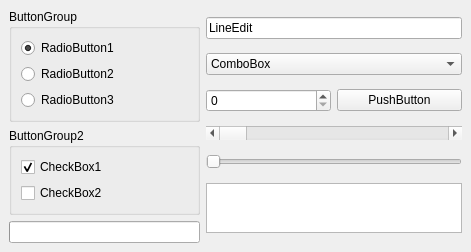
Above: src/designer/src/components/propertyeditor/previewwidget.ui from qt/qttools before the change. Below: the same form after it.
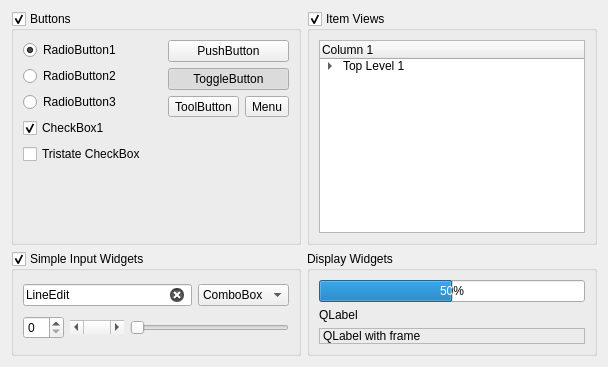
That is the form after the change.

Commit message:
Qt Designer/Palette Editor: Improve the Preview Widget
Add more widgets. Most importantly, add an item view with alternate
colors to be able to view selection colors.

The edit to the form file:
```diff
--- a/src/designer/src/components/propertyeditor/previewwidget.ui
+++ b/src/designer/src/components/propertyeditor/previewwidget.ui
@@ -27,19 +27,17 @@
 **
 *********************************************************************</comment>
  <class>qdesigner_internal::PreviewWidget</class>
- <widget class="QWidget" name="qdesigner_internal::PreviewWidget" >
-  <property name="geometry" >
+ <widget class="QWidget" name="qdesigner_internal::PreviewWidget">
+  <property name="geometry">
    <rect>
     <x>0</x>
     <y>0</y>
-    <width>471</width>
-    <height>251</height>
+    <width>608</width>
+    <height>367</height>
    </rect>
   </property>
-  <property name="sizePolicy" >
-   <sizepolicy>
-    <hsizetype>1</hsizetype>
-    <vsizetype>1</vsizetype>
+  <property name="sizePolicy">
+   <sizepolicy hsizetype="Minimum" vsizetype="Minimum">
     <horstretch>0</horstretch>
     <verstretch>0</verstretch>
    </sizepolicy>
@@ -47,171 +45,278 @@
   <property name="windowTitle" >
    <string extracomment="Palette Editor Preview Widget">Preview Window</string>
   </property>
-  <layout class="QGridLayout" >
-   <property name="margin" >
-    <number>9</number>
-   </property>
-   <property name="spacing" >
-    <number>6</number>
-   </property>
-   <item rowspan="3" row="0" column="1" >
-    <layout class="QVBoxLayout" >
-     <property name="margin" >
-      <number>0</number>
+  <layout class="QGridLayout" name="gridLayout">
+   <item row="0" column="0">
+    <widget class="QGroupBox" name="buttonGroup">
+     <property name="title">
+      <string extracomment="Palette Editor Preview Widget">Buttons</string>
      </property>
-     <property name="spacing" >
-      <number>6</number>
+     <property name="checkable">
+      <bool>true</bool>
      </property>
-     <item>
-      <widget class="QLineEdit" name="LineEdit1" >
-       <property name="text" >
-        <string extracomment="Palette Editor Preview Widget">LineEdit</string>
-       </property>
-      </widget>
-     </item>
-     <item>
-      <widget class="QComboBox" name="ComboBox1" >
-       <item>
-        <property name="text" >
-         <string extracomment="Palette Editor Preview Widget">ComboBox</string>
-        </property>
-       </item>
-      </widget>
-     </item>
-     <item>
-      <layout class="QHBoxLayout" >
-       <property name="margin" >
-        <number>0</number>
-       </property>
-       <property name="spacing" >
-        <number>6</number>
-       </property>
-       <item>
-        <widget class="QSpinBox" name="SpinBox1" />
-       </item>
-       <item>
-        <widget class="QPushButton" name="PushButton1" >
-         <property name="text" >
-          <string extracomment="Palette Editor Preview Widget">PushButton</string>
-         </property>
-        </widget>
-       </item>
-      </layout>
-     </item>
-     <item>
-      <widget class="QScrollBar" name="ScrollBar1" >
-       <property name="orientation" >
-        <enum>Qt::Horizontal</enum>
-       </property>
-      </widget>
-     </item>
-     <item>
-      <widget class="QSlider" name="Slider1" >
-       <property name="orientation" >
-        <enum>Qt::Horizontal</enum>
-       </property>
-      </widget>
-     </item>
-     <item>
-      <widget class="QListWidget" name="listWidget" >
-       <property name="maximumSize" >
-        <size>
-         <width>32767</width>
-         <height>50</height>
-        </size>
-       </property>
-      </widget>
-     </item>
-    </layout>
-   </item>
-   <item row="3" column="0" colspan="2" >
-    <spacer>
-     <property name="orientation" >
-      <enum>Qt::Vertical</enum>
-     </property>
-     <property name="sizeType" >
-      <enum>QSizePolicy::Expanding</enum>
-     </property>
-     <property name="sizeHint" >
-      <size>
-       <width>20</width>
-       <height>20</height>
-      </size>
-     </property>
-    </spacer>
-   </item>
-   <item row="2" column="0" >
-    <widget class="QProgressBar" name="ProgressBar1" >
-     <property name="orientation" >
-      <enum>Qt::Horizontal</enum>
-     </property>
+     <layout class="QHBoxLayout" name="horizontalLayout_2">
+      <item>
+       <layout class="QVBoxLayout" name="verticalLayout_2">
+        <item>
+         <widget class="QRadioButton" name="RadioButton1">
+          <property name="text">
+           <string extracomment="Palette Editor Preview Widget">RadioButton1</string>
+          </property>
+          <property name="checked">
+           <bool>true</bool>
+          </property>
+         </widget>
+        </item>
+        <item>
+         <widget class="QRadioButton" name="RadioButton2">
+          <property name="text">
+           <string extracomment="Palette Editor Preview Widget">RadioButton2</string>
+          </property>
+         </widget>
+        </item>
+        <item>
+         <widget class="QRadioButton" name="RadioButton3">
+          <property name="text">
+           <string extracomment="Palette Editor Preview Widget">RadioButton3</string>
+          </property>
+         </widget>
+        </item>
+        <item>
+         <widget class="QCheckBox" name="CheckBox1">
+          <property name="text">
+           <string extracomment="Palette Editor Preview Widget">CheckBox1</string>
+          </property>
+          <property name="checked">
+           <bool>true</bool>
+          </property>
+         </widget>
+        </item>
+        <item>
+         <widget class="QCheckBox" name="CheckBox2">
+          <property name="text">
+           <string extracomment="Palette Editor Preview Widget">Tristate CheckBox</string>
+          </property>
+          <property name="tristate">
+           <bool>true</bool>
+          </property>
+         </widget>
+        </item>
+        <item>
+         <spacer name="verticalSpacer">
+          <property name="orientation">
+           <enum>Qt::Vertical</enum>
+          </property>
+          <property name="sizeHint" stdset="0">
+           <size>
+            <width>20</width>
+            <height>40</height>
+           </size>
+          </property>
+         </spacer>
+        </item>
+       </layout>
+      </item>
+      <item>
+       <layout class="QVBoxLayout" name="verticalLayout">
+        <item>
+         <widget class="QPushButton" name="PushButton1">
+          <property name="text">
+           <string extracomment="Palette Editor Preview Widget">PushButton</string>
+          </property>
+         </widget>
+        </item>
+        <item>
+         <widget class="QPushButton" name="toggleButton">
+          <property name="text">
+           <string>ToggleButton</string>
+          </property>
+          <property name="checkable">
+           <bool>true</bool>
+          </property>
+          <property name="checked">
+           <bool>true</bool>
+          </property>
+          <property name="flat">
+           <bool>false</bool>
+          </property>
+         </widget>
+        </item>
+        <item>
+         <layout class="QHBoxLayout" name="horizontalLayout">
+          <item>
+           <widget class="QToolButton" name="toolButton">
+            <property name="text">
+             <string>ToolButton</string>
+            </property>
+           </widget>
+          </item>
+          <item>
+           <widget class="QToolButton" name="menuToolButton">
+            <property name="text">
+             <string>Menu</string>
+            </property>
+           </widget>
+          </item>
+         </layout>
+        </item>
+        <item>
+         <spacer name="verticalSpacer_2">
+          <property name="orientation">
+           <enum>Qt::Vertical</enum>
+          </property>
+          <property name="sizeHint" stdset="0">
+           <size>
+            <width>20</width>
+            <height>40</height>
+           </size>
+          </property>
+         </spacer>
+        </item>
+       </layout>
+      </item>
+     </layout>
     </widget>
    </item>
-   <item row="1" column="0" >
-    <widget class="QGroupBox" name="ButtonGroup2" >
-     <property name="title" >
-      <string extracomment="Palette Editor Preview Widget">ButtonGroup2</string>
+   <item row="0" column="1">
+    <widget class="QGroupBox" name="itemGroupBox">
+     <property name="title">
+      <string>Item Views</string>
      </property>
-     <layout class="QVBoxLayout" >
-      <property name="margin" >
-       <number>9</number>
-      </property>
-      <property name="spacing" >
-       <number>6</number>
-      </property>
+     <property name="checkable">
+      <bool>true</bool>
+     </property>
+     <layout class="QVBoxLayout" name="verticalLayout_5">
       <item>
-       <widget class="QCheckBox" name="CheckBox1" >
-        <property name="text" >
-         <string extracomment="Palette Editor Preview Widget">CheckBox1</string>
-        </property>
-        <property name="checked" >
+       <widget class="QTreeWidget" name="treeWidget">
+        <property name="alternatingRowColors">
          <bool>true</bool>
         </property>
+        <column>
+         <property name="text">
+          <string>Column 1</string>
+         </property>
+        </column>
+        <item>
+         <property name="text">
+          <string>Top Level 1</string>
+         </property>
+         <item>
+          <property name="text">
+           <string>Nested Item 1</string>
+          </property>
+         </item>
+         <item>
+          <property name="text">
+           <string>Nested Item 2</string>
+          </property>
+         </item>
+         <item>
+          <property name="text">
+           <string>Nested Item 3</string>
+          </property>
+         </item>
+        </item>
        </widget>
       </item>
+     </layout>
+    </widget>
+   </item>
+   <item row="1" column="0">
+    <widget class="QGroupBox" name="simpleGroupBox">
+     <property name="title">
+      <string>Simple Input Widgets</string>
+     </property>
+     <property name="checkable">
+      <bool>true</bool>
+     </property>
+     <layout class="QVBoxLayout" name="verticalLayout_3">
       <item>
-       <widget class="QCheckBox" name="CheckBox2" >
-        <property name="text" >
-         <string extracomment="Palette Editor Preview Widget">CheckBox2</string>
-        </property>
-       </widget>
+       <layout class="QHBoxLayout" name="horizontalLayout_3">
+        <item>
+         <widget class="QLineEdit" name="LineEdit1">
+          <property name="text">
+           <string extracomment="Palette Editor Preview Widget">LineEdit</string>
+          </property>
+          <property name="clearButtonEnabled">
+           <bool>true</bool>
+          </property>
+         </widget>
+        </item>
+        <item>
+         <widget class="QComboBox" name="ComboBox1">
+          <item>
+           <property name="text">
+            <string extracomment="Palette Editor Preview Widget">ComboBox</string>
+           </property>
+          </item>
+          <item>
+           <property name="text">
+            <string>Item1</string>
+           </property>
+          </item>
+          <item>
+           <property name="text">
+            <string>Item2</string>
+           </property>
+          </item>
+         </widget>
+        </item>
+       </layout>
       </item>
+      <item>
+       <layout class="QHBoxLayout" name="horizontalLayout_4">
+        <item>
+         <widget class="QSpinBox" name="SpinBox1"/>
+        </item>
+        <item>
+         <widget class="QScrollBar" name="ScrollBar1">
+          <property name="orientation">
+           <enum>Qt::Horizontal</enum>
+          </property>
+         </widget>
+        </item>
+        <item>
+         <widget class="QSlider" name="Slider1">
+          <property name="orientation">
+           <enum>Qt::Horizontal</enum>
+          </property>
+         </widget>
+        </item>
+       </layout>
+      </item>
      </layout>
     </widget>
    </item>
-   <item row="0" column="0" >
-    <widget class="QGroupBox" name="ButtonGroup1" >
-     <property name="title" >
-      <string extracomment="Palette Editor Preview Widget">ButtonGroup</string>
+   <item row="1" column="1">
+    <widget class="QGroupBox" name="displayGroupBox">
+     <property name="title">
+      <string>Display Widgets</string>
      </property>
-     <layout class="QVBoxLayout" >
-      <property name="margin" >
-       <number>9</number>
-      </property>
-      <property name="spacing" >
-       <number>6</number>
-      </property>
+     <layout class="QVBoxLayout" name="verticalLayout_4">
       <item>
-       <widget class="QRadioButton" name="RadioButton1" >
-        <property name="text" >
-         <string extracomment="Palette Editor Preview Widget">RadioButton1</string>
+       <widget class="QProgressBar" name="ProgressBar1">
+        <property name="value">
+         <number>50</number>
         </property>
-        <property name="checked" >
-         <bool>true</bool>
+        <property name="orientation">
+         <enum>Qt::Horizontal</enum>
         </property>
        </widget>
       </item>
       <item>
-       <widget class="QRadioButton" name="RadioButton2" >
-        <property name="text" >
-         <string extracomment="Palette Editor Preview Widget">RadioButton2</string>
+       <widget class="QLabel" name="label">
+        <property name="text">
+         <string>QLabel</string>
         </property>
        </widget>
       </item>
       <item>
-       <widget class="QRadioButton" name="RadioButton3" >
-        <property name="text" >
-         <string extracomment="Palette Editor Preview Widget">RadioButton3</string>
+       <widget class="QLabel" name="label_2">
+        <property name="frameShape">
+         <enum>QFrame::StyledPanel</enum>
+        </property>
+        <property name="text">
+         <string>QLabel with frame</string>
         </property>
        </widget>
       </item>
```
Left out of the diff: 5 changed lines with no effect on the pictures. The commit also changes 1 other file.
